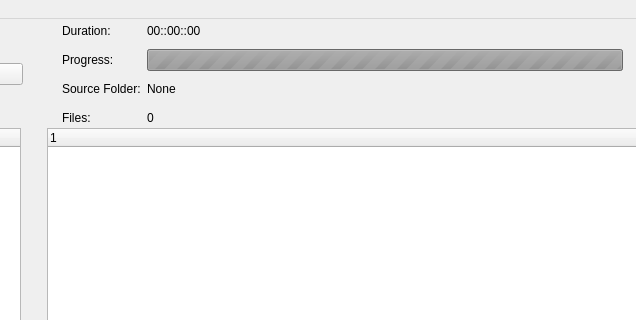
Old version of the form AudioFuzzy/mainwindow.ui in the repository ParAmbula/simple_audio_compare; both pictures show x 378 to 1014 and y 0 to 320 of the 1014 by 771 pixel window.
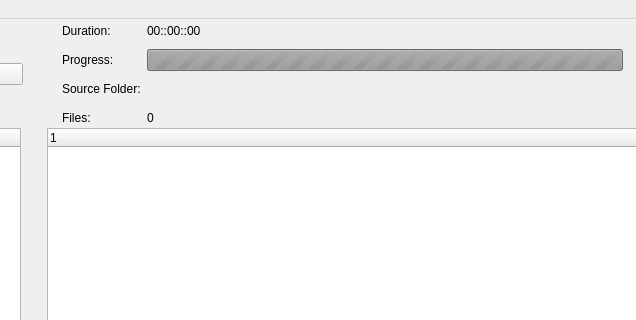
New version of the form.

Diff of the .ui file:
```diff
--- a/AudioFuzzy/mainwindow.ui
+++ b/AudioFuzzy/mainwindow.ui
@@ -181,7 +181,7 @@
      <item row="4" column="2">
       <widget class="QLabel" name="SourceFolder">
        <property name="text">
-        <string>None</string>
+        <string/>
        </property>
       </widget>
      </item>
```
Left out of the diff: 37 changed lines with no effect on the pictures.
